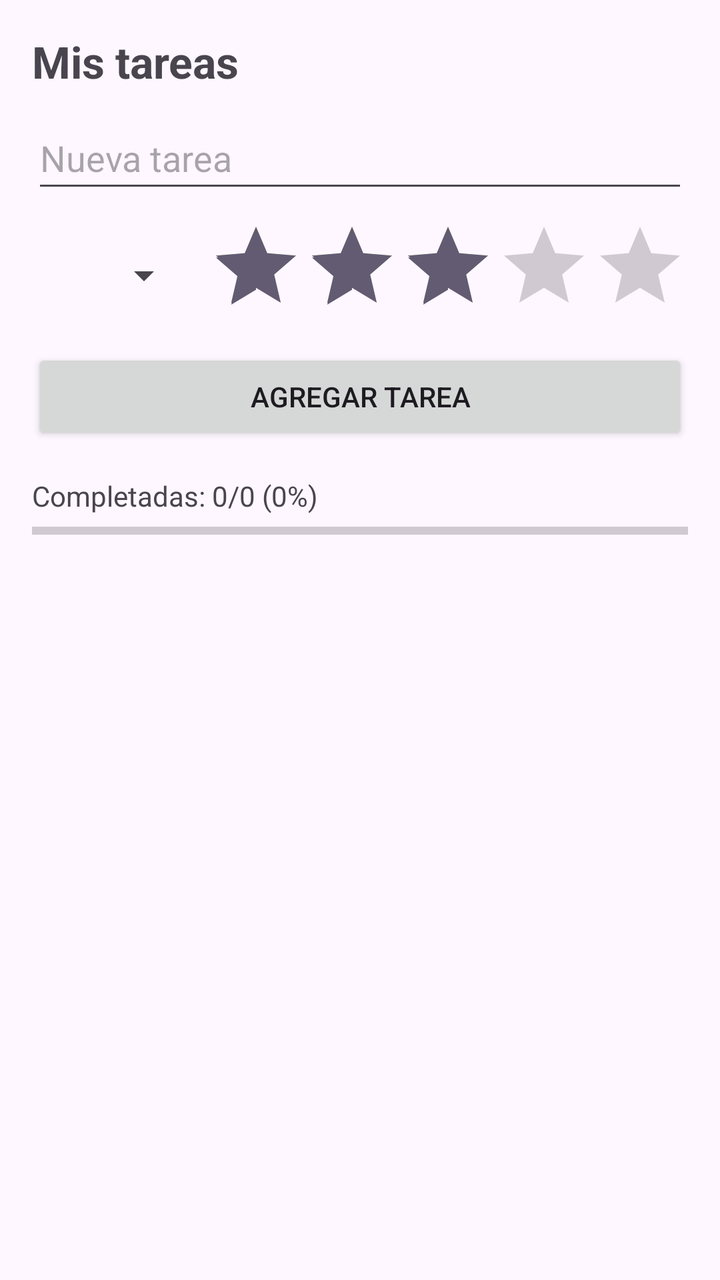
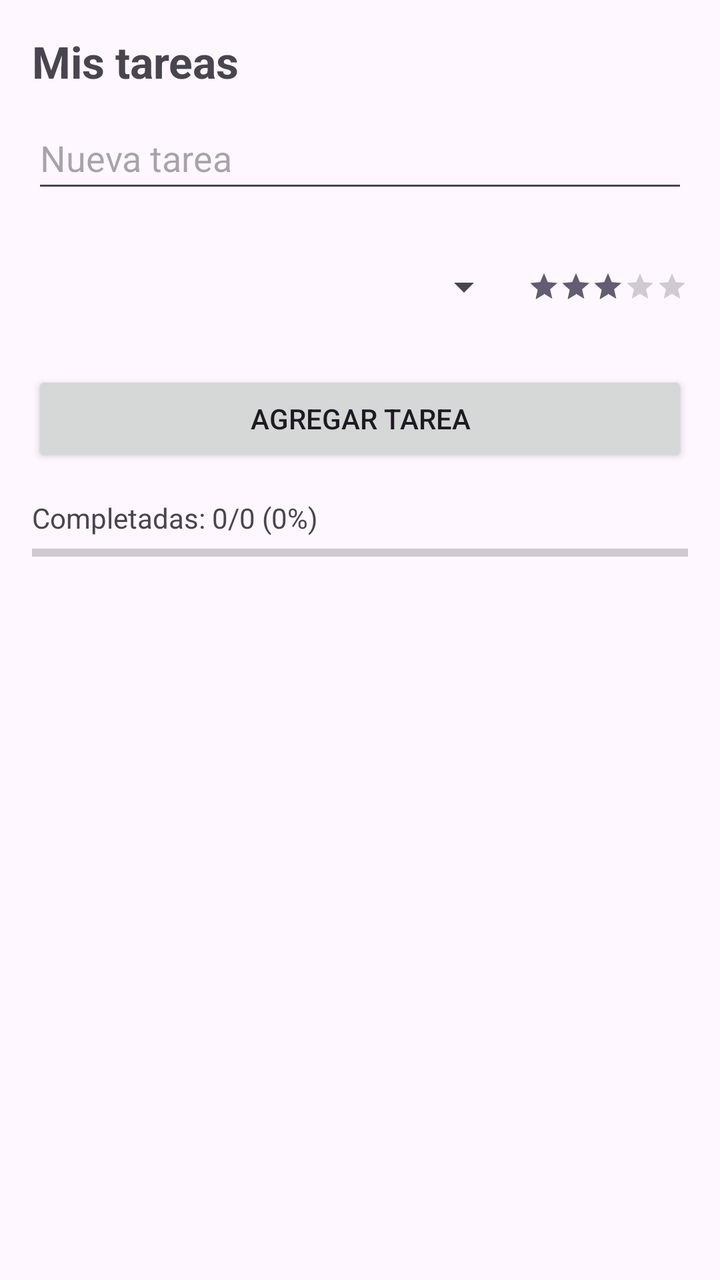

Compare the two renders of this Android layout. The source of the first and the diff that turns it into the second are given below.
<!-- AndroidManifest.xml: application theme Theme.TaskMaster -->
<!-- res/layout/activity_tasks.xml -->
<?xml version="1.0" encoding="utf-8"?>
<androidx.constraintlayout.widget.ConstraintLayout xmlns:android="http://schemas.android.com/apk/res/android"
    xmlns:app="http://schemas.android.com/apk/res-auto"
    xmlns:tools="http://schemas.android.com/tools"
    android:id="@+id/main"
    android:layout_width="match_parent"
    android:layout_height="match_parent"
    tools:context=".TasksActivity">

    <LinearLayout
        android:layout_width="0dp"
        android:layout_height="0dp"
        android:orientation="vertical"
        android:padding="16dp"
        app:layout_constraintBottom_toBottomOf="parent"
        app:layout_constraintEnd_toEndOf="parent"
        app:layout_constraintStart_toStartOf="parent"
        app:layout_constraintTop_toTopOf="parent">

        <TextView
            android:id="@+id/tvTitulo"
            android:layout_width="wrap_content"
            android:layout_height="wrap_content"
            android:text="@string/at_titulo"
            android:textSize="22sp"
            android:textStyle="bold" />

        
        <EditText
            android:id="@+id/etTarea"
            android:layout_width="match_parent"
            android:layout_height="wrap_content"
            android:layout_marginTop="8dp"
            android:hint="@string/at_ettarea"
            android:inputType="text"
            android:minHeight="48dp" />

        <LinearLayout
            android:layout_width="match_parent"
            android:layout_height="wrap_content"
            android:layout_marginTop="8dp"
            android:gravity="center_vertical"
            android:orientation="horizontal">

            <Spinner
                android:id="@+id/spCategoria"
                android:layout_width="0dp"
                android:layout_height="wrap_content"
                android:layout_weight="1"
                android:minHeight="48dp" />

            <RatingBar
                android:id="@+id/rbPrioridad"
                android:layout_width="wrap_content"
                android:layout_height="wrap_content"
                android:layout_marginStart="8dp"
                android:numStars="5"
                android:rating="3"
                android:stepSize="1" />
        </LinearLayout>

        <Button
            android:id="@+id/btnAgregar"
            android:layout_width="match_parent"
            android:layout_height="wrap_content"
            android:layout_marginTop="8dp"
            android:text="@string/at_btnagregar" />

        
        <TextView
            android:id="@+id/tvProgreso"
            android:layout_width="wrap_content"
            android:layout_height="wrap_content"
            android:layout_marginTop="16dp"
            android:text="@string/at_progreso" />

        <ProgressBar
            android:id="@+id/pbProgreso"
            style="?android:attr/progressBarStyleHorizontal"
            android:layout_width="match_parent"
            android:layout_height="wrap_content"
            android:max="100" />

        
        <androidx.recyclerview.widget.RecyclerView
            android:id="@+id/rvTareas"
            android:layout_width="match_parent"
            android:layout_height="0dp"
            android:layout_marginTop="8dp"
            android:layout_weight="1" />
    </LinearLayout>

</androidx.constraintlayout.widget.ConstraintLayout>
<!-- resources referenced by this layout -->
<resources>
  <string name="at_btnagregar">Agregar tarea</string>
  <string name="at_ettarea">Nueva tarea</string>
  <string name="at_progreso">Completadas: 0/0 (0%)</string>
  <string name="at_titulo">Mis tareas</string>
  <style name="Theme.TaskMaster" parent="Base.Theme.TaskMaster" />
  <style name="Base.Theme.TaskMaster" parent="Theme.Material3.DayNight.NoActionBar">
          
          
      </style>
</resources>

<!-- the commit's change to res/layout/activity_tasks.xml (unified diff, before → after) -->
@@ -47,10 +47,11 @@
                 android:layout_width="0dp"
                 android:layout_height="wrap_content"
                 android:layout_weight="1"
-                android:minHeight="48dp" />
+                android:minHeight="68dp" />
 
             <RatingBar
                 android:id="@+id/rbPrioridad"
+                style="?android:attr/ratingBarStyleSmall"
                 android:layout_width="wrap_content"
                 android:layout_height="wrap_content"
                 android:layout_marginStart="8dp"
